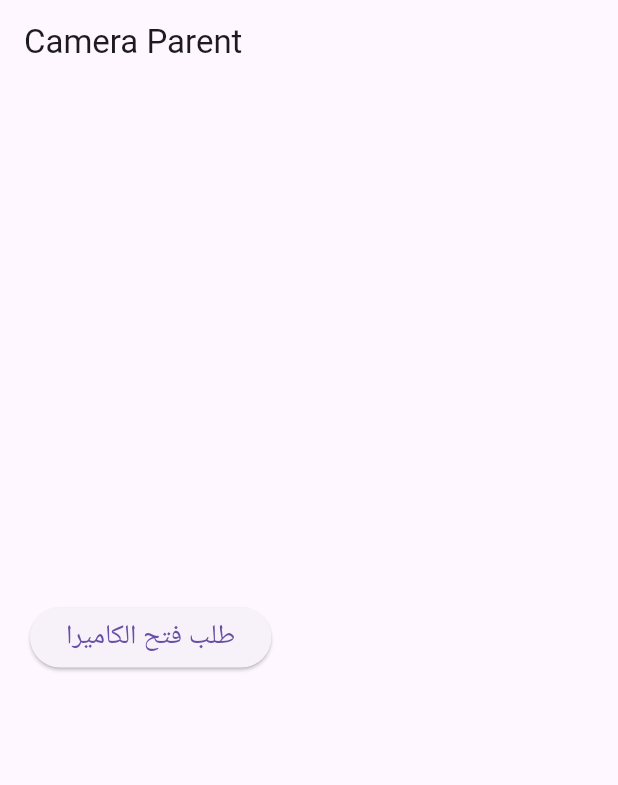
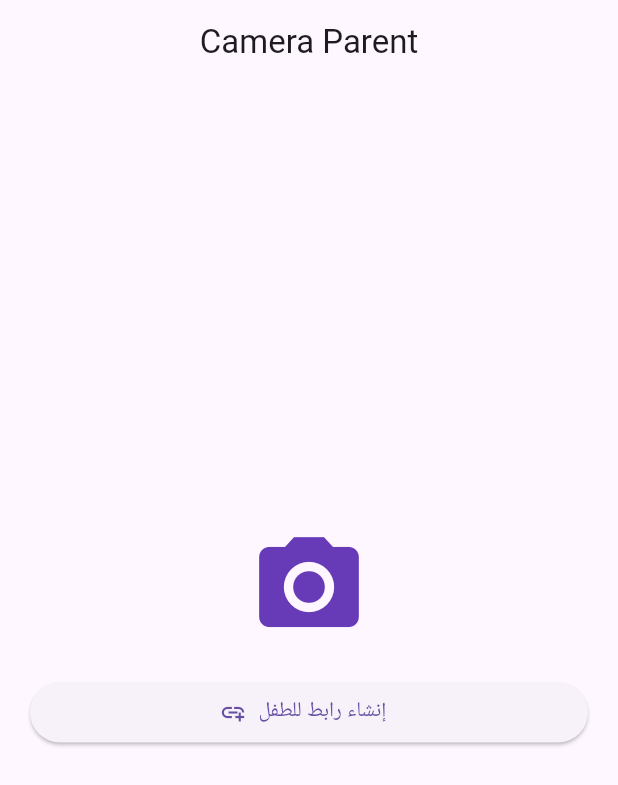
Before and after one commit to mas77264447-code/camera_parent, a Flutter app: the screen it shows after launch, on a phone screen of 412 x 824 dp. Shown: the top 785 px of the screen. Run offline on Flutter 3.47's test engine with Material 3 defaults, Android fonts, the light colour scheme and no system bars.

Commit message:
Fix camera parent screen and widget test

```diff
--- a/lib/screens/home_screen.dart
+++ b/lib/screens/home_screen.dart
@@ -1,4 +1,5 @@
 import 'package:flutter/material.dart';
+import 'package:flutter/services.dart';
 import '../services/camera_service.dart';
 
 class HomeScreen extends StatefulWidget {
@@ -10,21 +11,67 @@ class HomeScreen extends StatefulWidget {
 
 class _HomeScreenState extends State<HomeScreen> {
 
+  bool loading = false;
   String? childUrl;
-  bool loading = false;
+  String? errorMessage;
 
-  Future<void> createCameraLink() async {
+
+  Future<void> createSession() async {
 
     setState(() {
       loading = true;
+      errorMessage = null;
     });
 
-    final url = await CameraService.createCameraSession();
+    try {
 
-    setState(() {
-      loading = false;
-      childUrl = url;
-    });
+      final result = await CameraService.createCameraSession();
+
+      if (!mounted) return;
+
+      setState(() {
+
+        childUrl = result;
+        loading = false;
+
+      });
+
+    } catch (e) {
+
+      if (!mounted) return;
+
+      setState(() {
+
+        loading = false;
+        errorMessage = e.toString();
+
+      });
+
+    }
+
+  }
+
+
+  Future<void> copyUrl() async {
+
+    if (childUrl == null) return;
+
+    await Clipboard.setData(
+      ClipboardData(
+        text: childUrl!,
+      ),
+    );
+
+    if (!mounted) return;
+
+    ScaffoldMessenger.of(context).showSnackBar(
+      const SnackBar(
+        content: Text(
+          'تم نسخ الرابط',
+        ),
+      ),
+    );
+
   }
 
 
@@ -32,45 +79,110 @@ class _HomeScreenState extends State<HomeScreen> {
   Widget build(BuildContext context) {
 
     return Scaffold(
+
       appBar: AppBar(
-        title: const Text("Camera Parent"),
+        title: const Text(
+          "Camera Parent",
+        ),
+        centerTitle: true,
       ),
 
       body: Padding(
+
         padding: const EdgeInsets.all(20),
 
         child: Column(
+
           mainAxisAlignment: MainAxisAlignment.center,
+
+          crossAxisAlignment: CrossAxisAlignment.stretch,
 
           children: [
 
-            ElevatedButton(
-              onPressed: loading ? null : createCameraLink,
-
-              child: loading
-                  ? const CircularProgressIndicator()
-                  : const Text(
-                      "طلب فتح الكاميرا",
-                      style: TextStyle(fontSize: 18),
-                    ),
+            const Icon(
+              Icons.camera_alt,
+              size: 80,
+              color: Colors.deepPurple,
             ),
 
+            const SizedBox(height: 20),
+
+            ElevatedButton.icon(
+
+              onPressed: loading ? null : createSession,
+
+              icon: loading
+
+                  ? const SizedBox(
+                      width: 20,
+                      height: 20,
+                      child: CircularProgressIndicator(
+                        color: Colors.white,
+                        strokeWidth: 2,
+                      ),
+                    )
+
+                  : const Icon(Icons.add_link),
+
+              label: Text(
+                loading
+                    ? "جاري إنشاء الرابط..."
+                    : "إنشاء رابط للطفل",
+              ),
+
+            ),
 
             const SizedBox(height: 30),
 
+            if (errorMessage != null)
 
-            if (childUrl != null)
+              Text(
+                errorMessage!,
+                style: const TextStyle(
+                  color: Colors.red,
+                ),
+              ),
+
+
+            if (childUrl != null) ...[
 
               SelectableText(
+
                 "رابط الطفل:\n\n$childUrl",
+
                 style: const TextStyle(
                   fontSize: 16,
                 ),
+
               ),
 
+              const SizedBox(height: 20),
+
+
+              ElevatedButton.icon(
+
+                onPressed: copyUrl,
+
+                icon: const Icon(
+                  Icons.copy,
+                ),
+
+                label: const Text(
+                  "نسخ الرابط",
+                ),
+
+              ),
+
+            ],
+
           ],
+
         ),
+
       ),
+
     );
+
   }
+
 }
```
Also changed, not shown: 1 other file.
